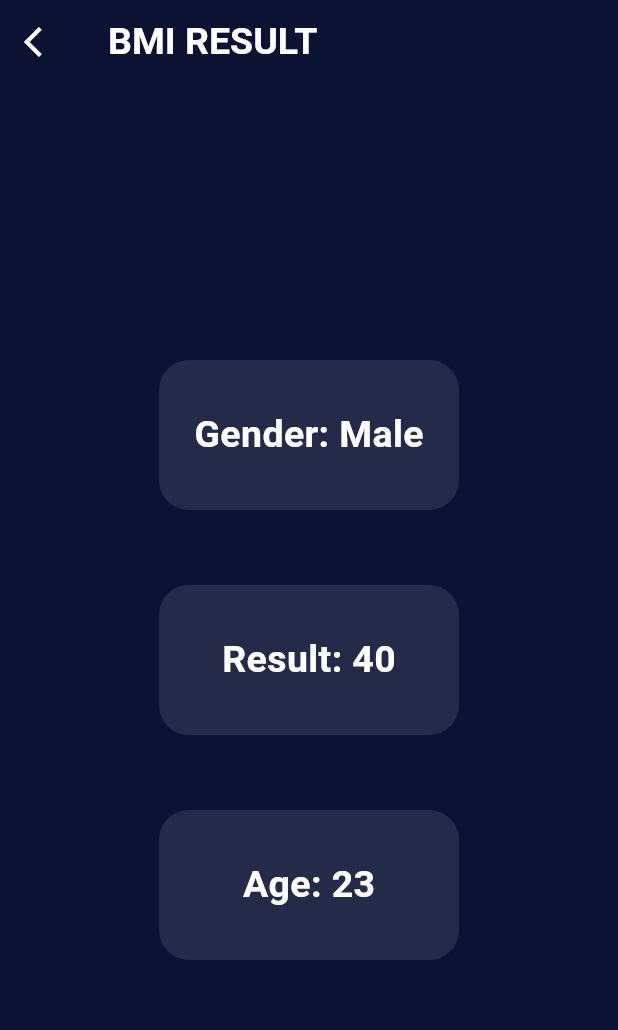
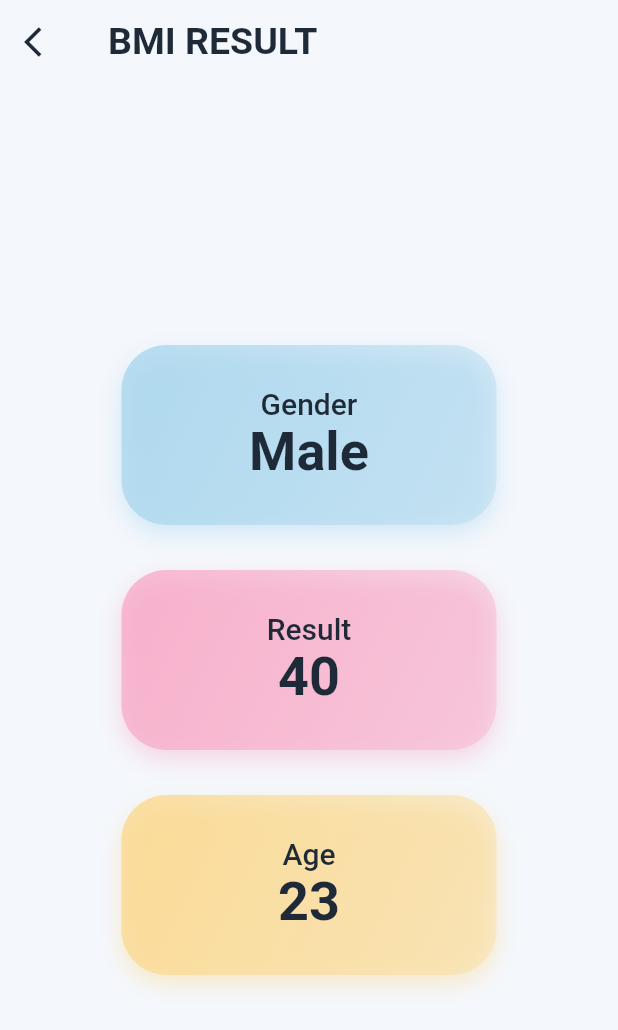
Before and after one commit to mariamfarouk555/IEEE-CS-MOBILE-26, a Flutter app: the screen it shows after launch, after a tap on "Check Your BMI", on a phone screen of 412 x 824 dp. Shown: the top 1030 px of the screen. Run offline on Flutter 3.47's test engine with Material 3 defaults, Android fonts, the phone set to English and light mode, and no system bars; our stand-ins replace hexcolor.

Commit message:
Update bmi_output.dart

```diff
--- a/task9/lib/bmi_output.dart
+++ b/task9/lib/bmi_output.dart
@@ -3,74 +3,101 @@ import 'package:hexcolor/hexcolor.dart';
 import 'bmi.dart';
 
 class BmiResultScreen extends StatelessWidget {
-  const BmiResultScreen({super.key, required this.gender, required this.result, required this.age});
+  const BmiResultScreen({
+    super.key,
+    required this.gender,
+    required this.result,
+    required this.age,
+  });
+
   final String gender;
   final int result;
-  final  int age;
+  final int age;
 
   @override
   Widget build(BuildContext context) {
     return Scaffold(
-      backgroundColor: HexColor("#0d1232"),
+      backgroundColor: HexColor("#f4f7fc"),
       appBar: AppBar(
-
         leading: IconButton(
           onPressed: () {
-            Navigator.push(context, MaterialPageRoute(
-                builder: (context)=>BmiScreen()));
+            Navigator.push(
+              context,
+              MaterialPageRoute(builder: (context) => BmiScreen()),
+            );
           },
-          icon: const Icon(Icons.arrow_back_ios, color: Colors.white),
+          icon: Icon(Icons.arrow_back_ios, color: HexColor("#1f2a38")),
         ),
-        title:  Text('BMI RESULT',
+        title: Text(
+          'BMI RESULT',
           style: TextStyle(
-              color: Colors.white,fontSize: 25,fontWeight: FontWeight.bold),),
-        backgroundColor: Colors.transparent,
+            color: HexColor("#1f2a38"),
+            fontSize: 25,
+            fontWeight: FontWeight.bold,
+          ),
+        ),
+        backgroundColor: HexColor("#f4f7fc"),
+        elevation: 0,
       ),
       body: Center(
         child: Column(
           mainAxisAlignment: MainAxisAlignment.center,
           children: [
-            Container(
-              decoration: BoxDecoration(
-                  color:  HexColor('#252a48'),
-                  borderRadius: BorderRadius.circular(20)),
-              width: 200,
-              height: 100,
-              child: Center(
-                child: Text('Gender: $gender',
-                  style: TextStyle(
-                      color: Colors.white,fontSize: 25,fontWeight: FontWeight.bold),),
+            _fancyCard('Gender', gender, HexColor("#a0d2eb")),
+            SizedBox(height: 30),
+            _fancyCard('Result', '$result', HexColor("#f8a1c1")),
+            SizedBox(height: 30),
+            _fancyCard('Age', '$age', HexColor("#fcd581")),
+          ],
         ),
       ),
-            SizedBox(height: 50,),
-            Container(
+    );
+  }
+
+  Widget _fancyCard(String title, String value, Color color) {
+    return Container(
+      width: 250,
+      height: 120,
       decoration: BoxDecoration(
-                  color:  HexColor('#252a48'),
-                  borderRadius: BorderRadius.circular(20)),
-              width: 200,
-              height: 100,
+        borderRadius: BorderRadius.circular(30), // زوايا أكبر
+        gradient: LinearGradient(
+          colors: [color.withOpacity(0.7), color.withOpacity(0.3)],
+          begin: Alignment.topLeft,
+          end: Alignment.bottomRight,
+        ),
+        boxShadow: [
+          BoxShadow(
+            color: color.withOpacity(0.4),
+            blurRadius: 12,
+            offset: Offset(0, 6),
+          ),
+        ],
+      ),
       child: Center(
-                child: Text("Result: $result",
+        child: RichText(
+          textAlign: TextAlign.center,
+          text: TextSpan(
+            children: [
+              TextSpan(
+                text: '$title\n',
                 style: TextStyle(
-                      color: Colors.white,fontSize: 25,fontWeight: FontWeight.bold),),
+                  color: HexColor("#1f2a38"),
+                  fontSize: 20,
+                  fontWeight: FontWeight.w500,
                 ),
               ),
-            SizedBox(height: 50,),
-            Container(
-              decoration: BoxDecoration(
-                  color:  HexColor('#252a48'),
-                  borderRadius: BorderRadius.circular(20)),
-              width: 200,
-              height: 100,
-              child: Center(
-                child: Text("Age: $age",
+              TextSpan(
+                text: value,
                 style: TextStyle(
-                      color: Colors.white,fontSize: 25,fontWeight: FontWeight.bold),),
+                  color: HexColor("#1f2a38"),
+                  fontSize: 36,
+                  fontWeight: FontWeight.bold,
                 ),
               ),
             ],
           ),
         ),
+      ),
     );
   }
 }
```
Lines whose indentation alone changed are shown as unchanged.
